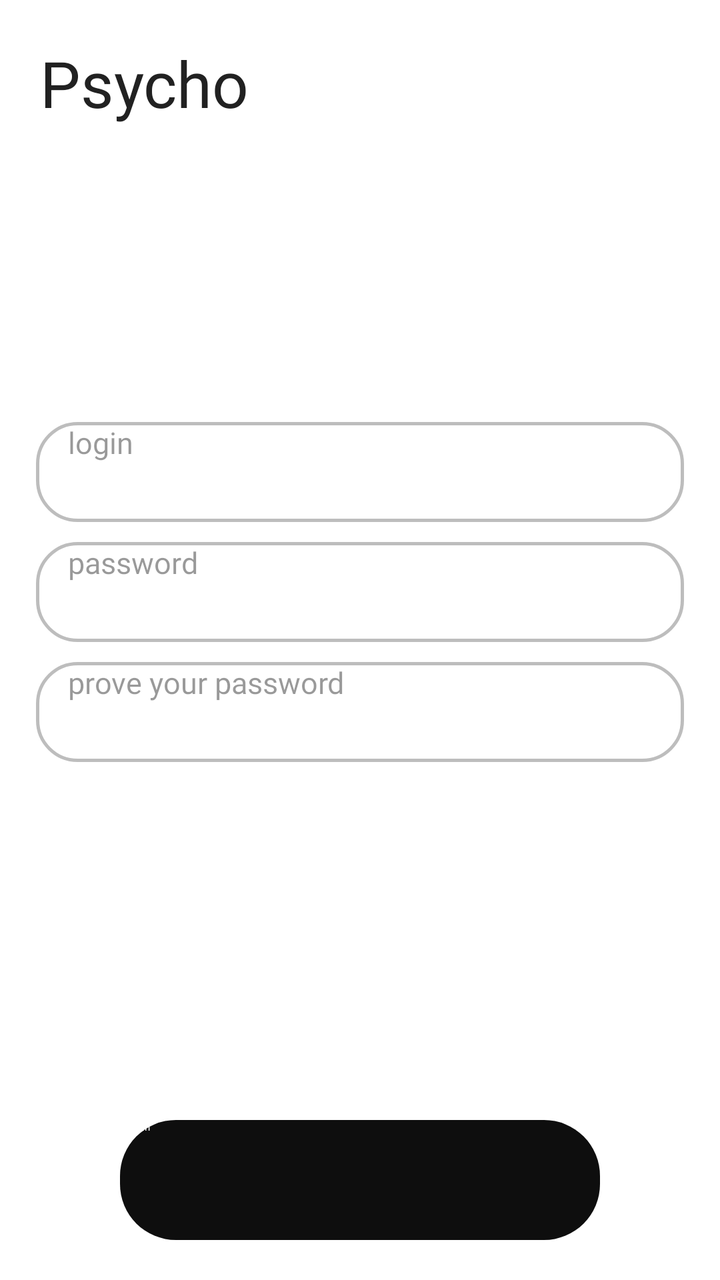
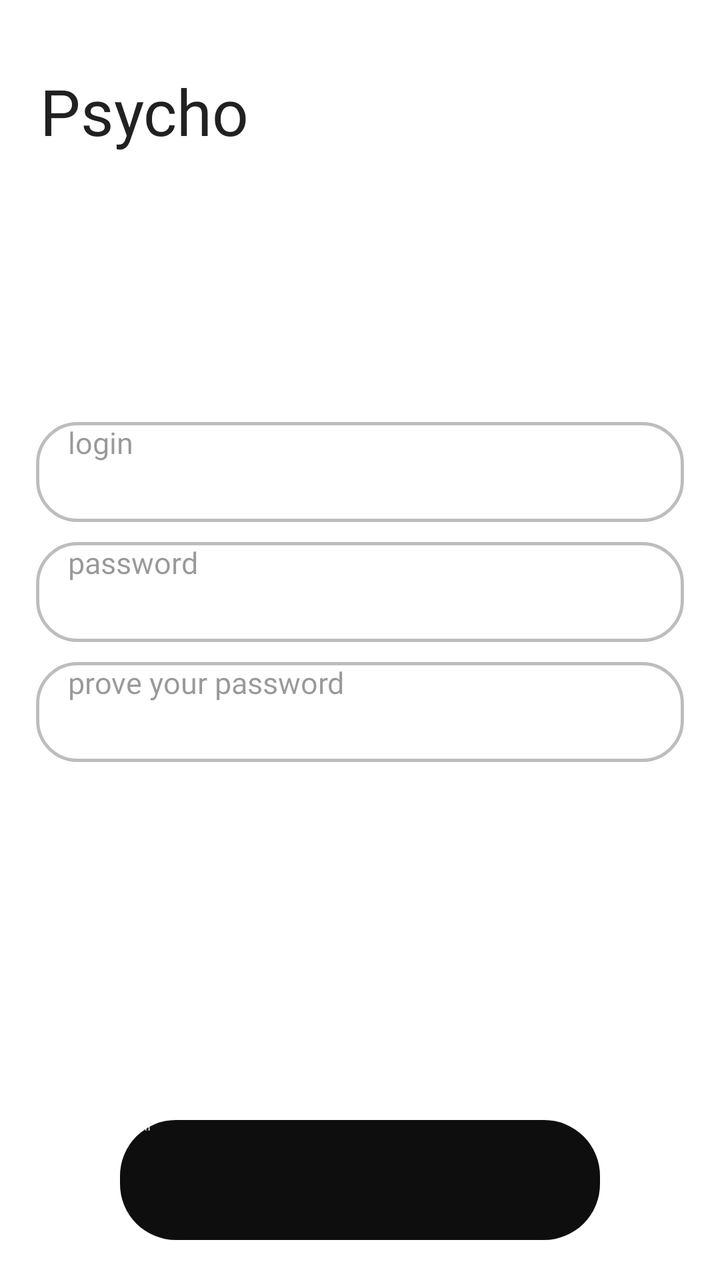

Two renders of the same Android screen: before a commit and after it. Below are the layout's source before the change and the commit's diff.
<!-- AndroidManifest.xml: application theme Theme.App.Starting -->
<!-- res/layout/registration_activity.xml -->
<?xml version="1.0" encoding="utf-8"?>
<FrameLayout xmlns:android="http://schemas.android.com/apk/res/android"
    android:orientation="vertical"
    android:layout_width="match_parent"
    android:layout_height="match_parent">
    <TextView
        android:id="@+id/icon"
        android:layout_width="wrap_content"
        android:layout_height="wrap_content"
        android:textColor="@color/black"
        android:fontFamily="@font/coolvetica"
        android:text="Psycho"
        android:textSize="32dp"
        android:layout_marginLeft="20dp"
        android:layout_marginTop="20dp"/>
    <LinearLayout
        android:layout_marginBottom="24dp"
        android:layout_gravity="center"
        android:layout_width="match_parent"
        android:layout_height="wrap_content"
        android:orientation="vertical">
    <EditText
        android:textSize="15dp"
        android:fontFamily="@font/geistmedium"
        android:textCursorDrawable="@color/black"
        android:hint="@string/login"
        android:textColor="@color/black"
        android:textColorHint="@color/black40"
        android:paddingLeft="16dp"
        android:id="@+id/login_space"
        android:layout_height="50dp"
        android:layout_width="match_parent"
        android:layout_marginLeft="18dp"
        android:layout_marginRight="18dp"
        android:background="@drawable/round_block"/>
    <EditText
        android:textSize="15dp"
        android:inputType="textPassword"
        android:fontFamily="@font/geistmedium"
        android:textCursorDrawable="@color/black"
        android:hint="@string/password"
        android:textColor="@color/black"
        android:textColorHint="@color/black40"
        android:paddingLeft="16dp"
        android:layout_marginTop="10dp"
        android:id="@+id/password_space"
        android:layout_height="50dp"
        android:layout_width="match_parent"
        android:layout_marginLeft="18dp"
        android:layout_marginRight="18dp"
        android:background="@drawable/round_block"/>
    <EditText
        android:textSize="15dp"
        android:inputType="textPassword"
        android:fontFamily="@font/geistmedium"
        android:textCursorDrawable="@color/black"
        android:hint="@string/accept_password"
        android:textColor="@color/black"
        android:textColorHint="@color/black40"
        android:paddingLeft="16dp"
        android:layout_marginTop="10dp"
        android:id="@+id/accept_password_space"
        android:layout_height="50dp"
        android:layout_width="match_parent"
        android:layout_marginLeft="18dp"
        android:layout_marginRight="18dp"
        android:background="@drawable/round_block"/>
    </LinearLayout>
    <Button
        android:stateListAnimator="@null"
        android:elevation="0dp"
        android:layout_marginBottom="20dp"
        android:layout_gravity="bottom"
        android:textAllCaps="false"
        android:layout_width="match_parent"
        android:layout_marginRight="60dp"
        android:layout_marginLeft="60dp"
        android:layout_height="60dp"
        android:background="@drawable/black_round_button"
        android:text="@string/signed_in"
        android:id="@+id/reg_btn"
        android:textColor="@color/background_color"
        android:fontFamily="@font/geistmedium"/>
</FrameLayout>
<!-- resources referenced by this layout -->
<resources>
  <color name="background_color">#FFFFFF</color>
  <color name="black">#212121</color>
  <color name="black40">#66000000</color>
  <!-- drawable black_round_button (drawable) -->
  <?xml version="1.0" encoding="utf-8"?>
  <shape xmlns:android="http://schemas.android.com/apk/res/android">
      <solid android:color="@color/fullblack"></solid>
      <corners android:radius="28dp"></corners>
  </shape>
  <!-- drawable round_block (drawable) -->
  <?xml version="1.0" encoding="utf-8"?>
  <shape xmlns:android="http://schemas.android.com/apk/res/android">
      <solid android:color="@color/background_color"></solid>
      <corners android:radius="20dp"></corners>
      <stroke android:width="1.5dp"
          android:color="@color/line_color"></stroke>
  </shape>
  <string name="accept_password">prove your password</string>
  <string name="login">login</string>
  <string name="password">password</string>
  <string name="signed_in">Sign In</string>
  <style name="Theme.App.Starting" parent="Theme.SplashScreen">
          <item name="windowSplashScreenBackground">@color/background_color</item>
          <item name="windowSplashScreenAnimatedIcon">@drawable/icon_app_psycho_svg</item>
          <item name="postSplashScreenTheme">@style/Theme.PsychoApp</item>
      </style>
  <color name="fullblack">#0E0E0E</color>
  <color name="line_color">#BDBDBD</color>
  <!-- drawable icon_app_psycho_svg: vector/xml drawable (drawable, 4124 chars, omitted) -->
  <style name="Theme.PsychoApp" parent="Theme.AppCompat.Light.NoActionBar">
          <item name="android:statusBarColor">@color/fullblack</item>
          <item name="android:navigationBarColor">@color/fullblack</item>
          <item name="windowActionBar">false</item>
          <item name="windowNoTitle">true</item>
          <item name="colorControlActivated">@color/background_color</item>
          <item name="colorControlNormal">@color/black40</item>
          <item name="android:windowBackground">@color/background_color</item>
      </style>
</resources>

<!-- the commit's change to res/layout/registration_activity.xml (unified diff, before → after) -->
@@ -12,7 +12,7 @@
         android:text="Psycho"
         android:textSize="32dp"
         android:layout_marginLeft="20dp"
-        android:layout_marginTop="20dp"/>
+        android:layout_marginTop="34dp"/>
     <LinearLayout
         android:layout_marginBottom="24dp"
         android:layout_gravity="center"
